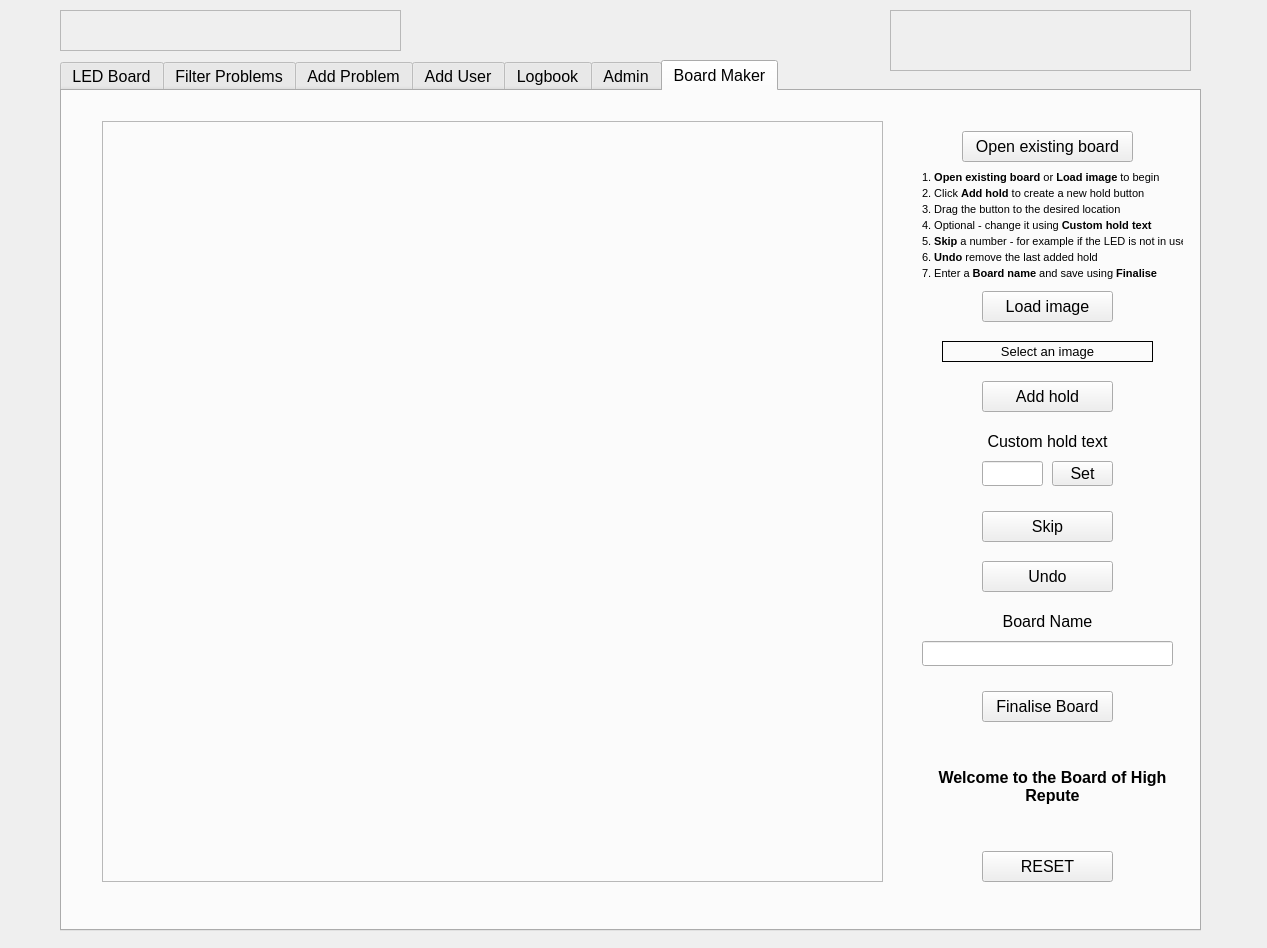
Before: the Qt Designer form DiscoBoard.ui in highrepute/LEDBoard, drawn with Qt 5.
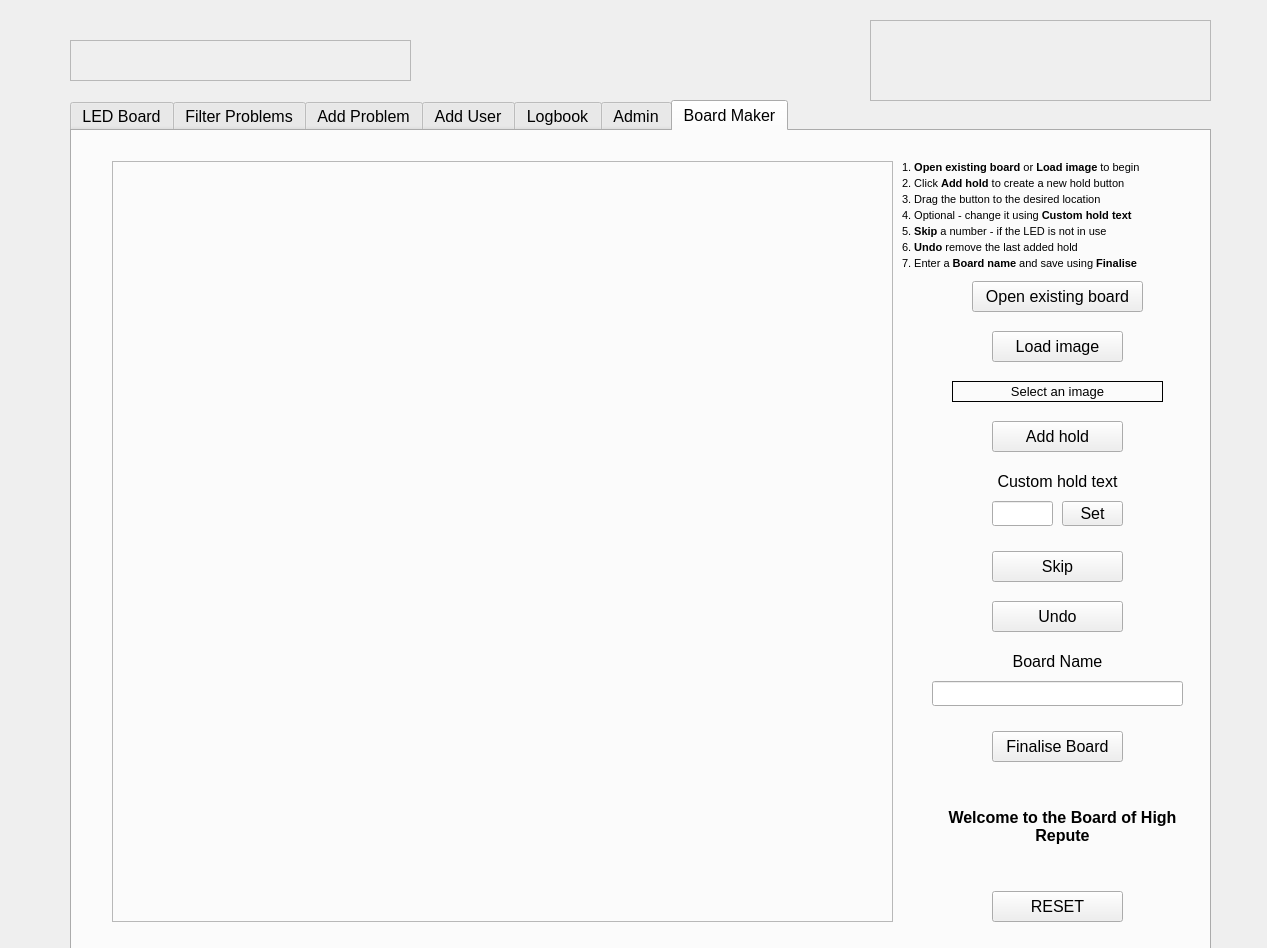
After: the same form once the commit is applied. The open tabs and pages were chosen to show the change.

```diff
--- a/DiscoBoard.ui
+++ b/DiscoBoard.ui
@@ -27,8 +27,8 @@
    </property>
    <property name="geometry">
     <rect>
-     <x>60</x>
-     <y>60</y>
+     <x>70</x>
+     <y>100</y>
      <width>1141</width>
      <height>871</height>
     </rect>
@@ -2054,7 +2054,7 @@
      <property name="geometry">
       <rect>
        <x>900</x>
-       <y>40</y>
+       <y>150</y>
        <width>171</width>
        <height>31</height>
       </rect>
@@ -2114,29 +2114,29 @@
     <widget class="QLabel" name="label_25">
      <property name="geometry">
       <rect>
-       <x>860</x>
-       <y>80</y>
-       <width>261</width>
+       <x>830</x>
+       <y>30</y>
+       <width>301</width>
        <height>111</height>
       </rect>
      </property>
      <property name="font">
       <font>
-       <pointsize>10</pointsize>
+       <pointsize>8</pointsize>
       </font>
      </property>
      <property name="text">
       <string>&lt;!DOCTYPE HTML PUBLIC &quot;-//W3C//DTD HTML 4.0//EN&quot; &quot;http://www.w3.org/TR/REC-html40/strict.dtd&quot;&gt;
 &lt;html&gt;&lt;head&gt;&lt;meta name=&quot;qrichtext&quot; content=&quot;1&quot; /&gt;&lt;style type=&quot;text/css&quot;&gt;
 p, li { white-space: pre-wrap; }
-&lt;/style&gt;&lt;/head&gt;&lt;body style=&quot; font-family:'MS Shell Dlg 2'; font-size:8pt; font-weight:400; font-style:normal;&quot;&gt;
-&lt;p style=&quot; margin-top:3px; margin-bottom:3px; margin-left:0px; margin-right:0px; -qt-block-indent:0; text-indent:0px;&quot;&gt;1. &lt;span style=&quot; font-weight:600;&quot;&gt;Open existing board&lt;/span&gt; or &lt;span style=&quot; font-weight:600;&quot;&gt;Load image&lt;/span&gt; to begin&lt;/p&gt;
-&lt;p style=&quot; margin-top:3px; margin-bottom:3px; margin-left:0px; margin-right:0px; -qt-block-indent:0; text-indent:0px;&quot;&gt;2. Click &lt;span style=&quot; font-weight:600;&quot;&gt;Add hold &lt;/span&gt;to create a new hold button&lt;/p&gt;
-&lt;p style=&quot; margin-top:3px; margin-bottom:3px; margin-left:0px; margin-right:0px; -qt-block-indent:0; text-indent:0px;&quot;&gt;3. Drag the button to the desired location&lt;/p&gt;
-&lt;p style=&quot; margin-top:3px; margin-bottom:3px; margin-left:0px; margin-right:0px; -qt-block-indent:0; text-indent:0px;&quot;&gt;4. Optional - change it using &lt;span style=&quot; font-weight:600;&quot;&gt;Custom hold text&lt;/span&gt;&lt;/p&gt;
-&lt;p style=&quot; margin-top:3px; margin-bottom:3px; margin-left:0px; margin-right:0px; -qt-block-indent:0; text-indent:0px;&quot;&gt;5. &lt;span style=&quot; font-weight:600;&quot;&gt;Skip&lt;/span&gt; a number - for example if the LED is not in use&lt;/p&gt;
-&lt;p style=&quot; margin-top:3px; margin-bottom:3px; margin-left:0px; margin-right:0px; -qt-block-indent:0; text-indent:0px;&quot;&gt;6. &lt;span style=&quot; font-weight:600;&quot;&gt;Undo&lt;/span&gt; remove the last added hold&lt;/p&gt;
-&lt;p style=&quot; margin-top:3px; margin-bottom:3px; margin-left:0px; margin-right:0px; -qt-block-indent:0; text-indent:0px;&quot;&gt;7. Enter a &lt;span style=&quot; font-weight:600;&quot;&gt;Board name&lt;/span&gt; and save using &lt;span style=&quot; font-weight:600;&quot;&gt;Finalise&lt;/span&gt;&lt;/p&gt;&lt;/body&gt;&lt;/html&gt;</string>
+&lt;/style&gt;&lt;/head&gt;&lt;body style=&quot; font-family:'Roboto'; font-size:8pt; font-weight:200; font-style:normal;&quot;&gt;
+&lt;p style=&quot; margin-top:3px; margin-bottom:3px; margin-left:0px; margin-right:0px; -qt-block-indent:0; text-indent:0px;&quot;&gt;&lt;span style=&quot; font-family:'MS Shell Dlg 2'; font-weight:400;&quot;&gt;1. &lt;/span&gt;&lt;span style=&quot; font-family:'MS Shell Dlg 2'; font-weight:600;&quot;&gt;Open existing board&lt;/span&gt;&lt;span style=&quot; font-family:'MS Shell Dlg 2'; font-weight:400;&quot;&gt; or &lt;/span&gt;&lt;span style=&quot; font-family:'MS Shell Dlg 2'; font-weight:600;&quot;&gt;Load image&lt;/span&gt;&lt;span style=&quot; font-family:'MS Shell Dlg 2'; font-weight:400;&quot;&gt; to begin&lt;/span&gt;&lt;/p&gt;
+&lt;p style=&quot; margin-top:3px; margin-bottom:3px; margin-left:0px; margin-right:0px; -qt-block-indent:0; text-indent:0px;&quot;&gt;&lt;span style=&quot; font-family:'MS Shell Dlg 2'; font-weight:400;&quot;&gt;2. Click &lt;/span&gt;&lt;span style=&quot; font-family:'MS Shell Dlg 2'; font-weight:600;&quot;&gt;Add hold &lt;/span&gt;&lt;span style=&quot; font-family:'MS Shell Dlg 2'; font-weight:400;&quot;&gt;to create a new hold button&lt;/span&gt;&lt;/p&gt;
+&lt;p style=&quot; margin-top:3px; margin-bottom:3px; margin-left:0px; margin-right:0px; -qt-block-indent:0; text-indent:0px;&quot;&gt;&lt;span style=&quot; font-family:'MS Shell Dlg 2'; font-weight:400;&quot;&gt;3. Drag the button to the desired location&lt;/span&gt;&lt;/p&gt;
+&lt;p style=&quot; margin-top:3px; margin-bottom:3px; margin-left:0px; margin-right:0px; -qt-block-indent:0; text-indent:0px;&quot;&gt;&lt;span style=&quot; font-family:'MS Shell Dlg 2'; font-weight:400;&quot;&gt;4. Optional - change it using &lt;/span&gt;&lt;span style=&quot; font-family:'MS Shell Dlg 2'; font-weight:600;&quot;&gt;Custom hold text&lt;/span&gt;&lt;/p&gt;
+&lt;p style=&quot; margin-top:3px; margin-bottom:3px; margin-left:0px; margin-right:0px; -qt-block-indent:0; text-indent:0px;&quot;&gt;&lt;span style=&quot; font-family:'MS Shell Dlg 2'; font-weight:400;&quot;&gt;5. &lt;/span&gt;&lt;span style=&quot; font-family:'MS Shell Dlg 2'; font-weight:600;&quot;&gt;Skip&lt;/span&gt;&lt;span style=&quot; font-family:'MS Shell Dlg 2'; font-weight:400;&quot;&gt; a number - if the LED is not in use&lt;/span&gt;&lt;/p&gt;
+&lt;p style=&quot; margin-top:3px; margin-bottom:3px; margin-left:0px; margin-right:0px; -qt-block-indent:0; text-indent:0px;&quot;&gt;&lt;span style=&quot; font-family:'MS Shell Dlg 2'; font-weight:400;&quot;&gt;6. &lt;/span&gt;&lt;span style=&quot; font-family:'MS Shell Dlg 2'; font-weight:600;&quot;&gt;Undo&lt;/span&gt;&lt;span style=&quot; font-family:'MS Shell Dlg 2'; font-weight:400;&quot;&gt; remove the last added hold&lt;/span&gt;&lt;/p&gt;
+&lt;p style=&quot; margin-top:3px; margin-bottom:3px; margin-left:0px; margin-right:0px; -qt-block-indent:0; text-indent:0px;&quot;&gt;&lt;span style=&quot; font-family:'MS Shell Dlg 2'; font-weight:400;&quot;&gt;7. Enter a &lt;/span&gt;&lt;span style=&quot; font-family:'MS Shell Dlg 2'; font-weight:600;&quot;&gt;Board name&lt;/span&gt;&lt;span style=&quot; font-family:'MS Shell Dlg 2'; font-weight:400;&quot;&gt; and save using &lt;/span&gt;&lt;span style=&quot; font-family:'MS Shell Dlg 2'; font-weight:600;&quot;&gt;Finalise&lt;/span&gt;&lt;/p&gt;&lt;/body&gt;&lt;/html&gt;</string>
      </property>
      <property name="alignment">
       <set>Qt::AlignLeading|Qt::AlignLeft|Qt::AlignTop</set>
@@ -2147,10 +2147,10 @@
   <widget class="QFrame" name="frmWallLogo">
    <property name="geometry">
     <rect>
-     <x>890</x>
-     <y>10</y>
-     <width>301</width>
-     <height>61</height>
+     <x>870</x>
+     <y>20</y>
+     <width>341</width>
+     <height>81</height>
     </rect>
    </property>
    <property name="toolTip">
@@ -2172,8 +2172,8 @@
   <widget class="QFrame" name="frmBoardLogo">
    <property name="geometry">
     <rect>
-     <x>60</x>
-     <y>10</y>
+     <x>70</x>
+     <y>40</y>
      <width>341</width>
      <height>41</height>
     </rect>
```
